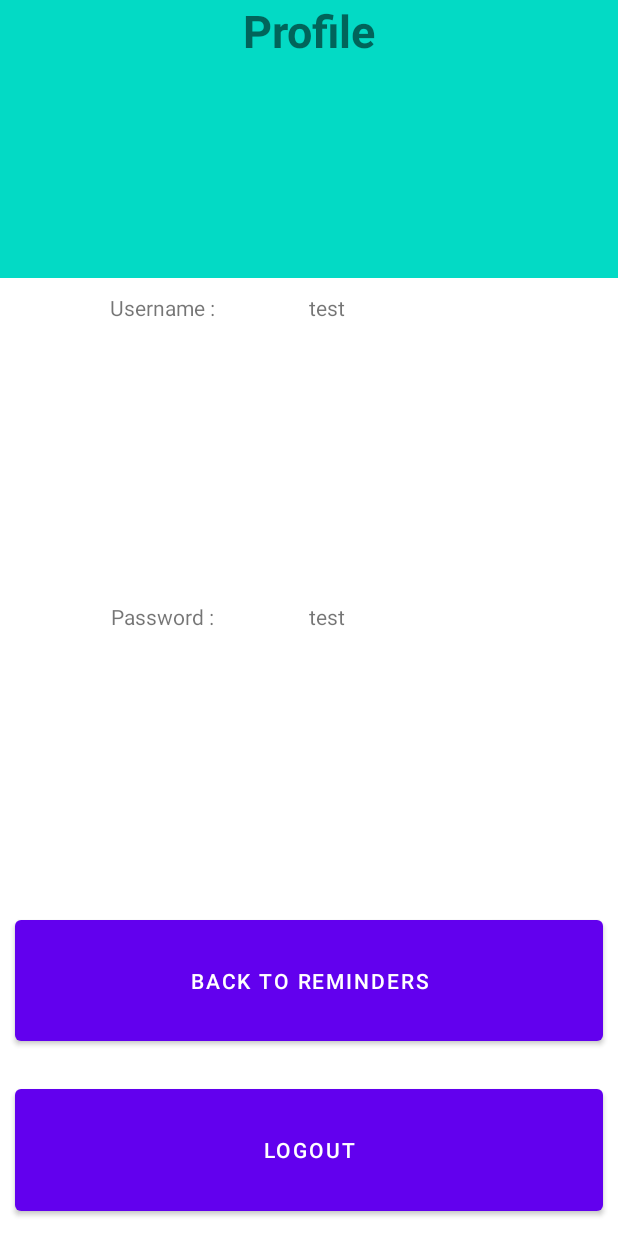
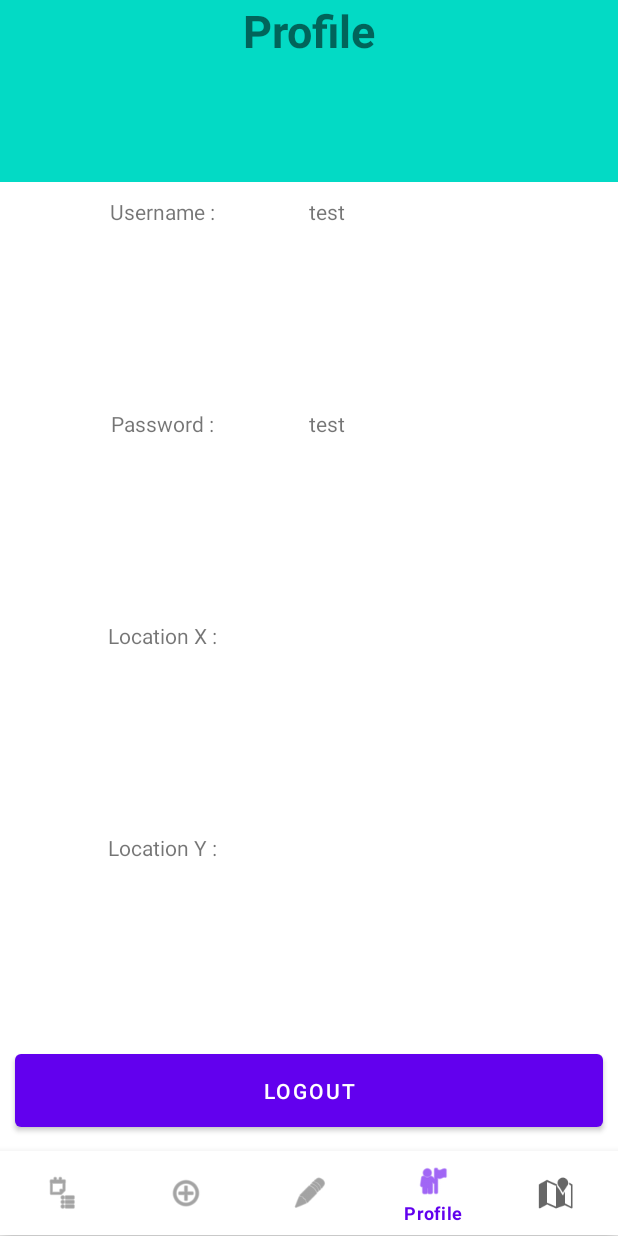
Before and after one commit to pportron/MC_Project, an Android app: the Profile screen opened directly, with no data from a screen before it, on a phone screen of 412 x 824 dp. Run offline under Robolectric (Android 15) with nearby library versions, the phone set to English and light mode, and no system bars.

Commit message:
HW4 NavBar

```diff
--- a/app/src/main/java/com/mobilecomputing/mc_project/Profile.java
+++ b/app/src/main/java/com/mobilecomputing/mc_project/Profile.java
@@ -1,20 +1,29 @@
 package com.mobilecomputing.mc_project;
 
+import androidx.annotation.NonNull;
 import androidx.appcompat.app.AppCompatActivity;
 
 import android.content.Intent;
 import android.content.SharedPreferences;
 import android.os.Bundle;
+import android.view.MenuItem;
 import android.view.View;
 import android.widget.TextView;
 
-public class Profile extends AppCompatActivity {
+import com.google.android.material.bottomnavigation.BottomNavigationView;
+
+public class Profile extends AppCompatActivity implements BottomNavigationView.OnNavigationItemSelectedListener{
 
     private SharedPreferences preferences;
     private SharedPreferences.Editor editor;
 
     private static final String KEY_USERNAME="username";
     private static final String KEY_PASSWORD="password";
+
+    private static final String KEY_LOCX="locx";
+    private static final String KEY_LOCY="locy";
+
+    BottomNavigationView bottomNavigationView;
 
     @Override
     protected void onCreate(Bundle savedInstanceState) {
@@ -23,6 +32,8 @@ public class Profile extends AppCompatActivity {
 
         TextView usernameuser = (TextView) findViewById(R.id.logusername);
         TextView passworduser = (TextView) findViewById(R.id.logpassword);
+        TextView locxuser = (TextView) findViewById(R.id.loglocx);
+        TextView locyuser = (TextView) findViewById(R.id.loglocy);
 
         preferences = getApplicationContext().getSharedPreferences("Log", 0);
         String UsernameSaved = preferences.getString(KEY_USERNAME, "");
@@ -31,15 +42,51 @@ public class Profile extends AppCompatActivity {
         usernameuser.setText(UsernameSaved);
         passworduser.setText(PasswordSaved);
 
+        preferences = getApplicationContext().getSharedPreferences("Loc", 0);
+        String LocXSaved = preferences.getString(KEY_LOCX, "");
+        String LocYSaved = preferences.getString(KEY_LOCY,"");
+
+        locxuser.setText(LocXSaved);
+        locyuser.setText(LocYSaved);
+
+        bottomNavigationView = findViewById(R.id.bottomNavigationView);
+        bottomNavigationView.setOnNavigationItemSelectedListener(this);
+        bottomNavigationView.setSelectedItemId(R.id.page_profile);
+
+    }
+
+    @Override
+    public boolean onNavigationItemSelected(@NonNull MenuItem item) {
+
+        switch (item.getItemId()) {
+            case R.id.page_rmd:
+                Intent intent3 = new Intent(this, Main.class);
+                startActivity(intent3);
+                return true;
+
+            case R.id.page_add:
+                Intent intent1 = new Intent(this, AddReminder.class);
+                startActivity(intent1);
+                return true;
+
+            case R.id.page_update:
+                Intent intent2 = new Intent(this, UpdateReminder.class);
+                startActivity(intent2);
+                return true;
+
+            case R.id.page_profile:
+                return true;
+
+            case R.id.page_map:
+                Intent intent4 = new Intent(this, MapsActivity.class);
+                startActivity(intent4);
+                return true;
+        }
+        return false;
     }
 
     public void GoToLogin(View view) {
         Intent intent = new Intent(this, Login.class);
         startActivity(intent);
     }
-
-    public void BackToMain(View view) {
-        Intent intent = new Intent(this, Main.class);
-        startActivity(intent);
-    }
 }
--- a/app/src/main/res/layout/profile.xml
+++ b/app/src/main/res/layout/profile.xml
@@ -60,14 +60,50 @@
             android:layout_weight="0.5" />
     </LinearLayout>
 
-    <Button
-        android:id="@+id/BackToMain"
+    <LinearLayout
+        android:layout_width="match_parent"
+        android:layout_height="0dp"
+        android:layout_weight="0.2"
         android:layout_margin="10dp"
+        android:orientation="horizontal">
+
+        <TextView
+            android:id="@+id/locx"
+            android:layout_width="0dp"
+            android:layout_height="match_parent"
+            android:layout_weight="0.5"
+            android:textAlignment="center"
+            android:text="Location X :" />
+
+        <TextView
+            android:id="@+id/loglocx"
+            android:layout_width="0dp"
+            android:layout_height="match_parent"
+            android:layout_weight="0.5" />
+    </LinearLayout>
+
+    <LinearLayout
         android:layout_width="match_parent"
-        android:onClick="BackToMain"
         android:layout_height="0dp"
-        android:layout_weight="0.1"
-        android:text="Back To Reminders" />
+        android:layout_weight="0.2"
+        android:layout_margin="10dp"
+        android:orientation="horizontal">
+
+        <TextView
+            android:id="@+id/locy"
+            android:layout_width="0dp"
+            android:layout_height="match_parent"
+            android:layout_weight="0.5"
+            android:textAlignment="center"
+            android:text="Location Y :" />
+
+        <TextView
+            android:id="@+id/loglocy"
+            android:layout_width="0dp"
+            android:layout_height="match_parent"
+            android:layout_weight="0.5" />
+    </LinearLayout>
+
 
     <Button
         android:id="@+id/LogoutButtP"
@@ -77,4 +113,10 @@
         android:layout_height="0dp"
         android:layout_weight="0.1"
         android:text="Logout" />
+
+    <com.google.android.material.bottomnavigation.BottomNavigationView
+        android:id="@+id/bottomNavigationView"
+        android:layout_width="match_parent"
+        android:layout_height="wrap_content"
+        app:menu="@menu/bottom_navigation_menu" />
 </LinearLayout>
--- /dev/null
+++ b/app/src/main/res/menu/bottom_navigation_menu.xml
@@ -0,0 +1,27 @@
+<menu xmlns:android="http://schemas.android.com/apk/res/android">
+    <item
+        android:id="@+id/page_rmd"
+        android:enabled="true"
+        android:icon="@android:drawable/ic_menu_agenda"
+        android:title="Reminders"/>
+    <item
+        android:id="@+id/page_add"
+        android:enabled="true"
+        android:icon="@android:drawable/ic_menu_add"
+        android:title="Add"/>
+    <item
+        android:id="@+id/page_update"
+        android:enabled="true"
+        android:icon="@android:drawable/ic_menu_edit"
+        android:title="Update"/>
+    <item
+        android:id="@+id/page_profile"
+        android:enabled="true"
+        android:icon="@android:drawable/ic_menu_myplaces"
+        android:title="Profile"/>
+    <item
+        android:id="@+id/page_map"
+        android:enabled="true"
+        android:icon="@android:drawable/ic_dialog_map"
+        android:title="Map"/>
+</menu>
```
Also changed, not shown: app/src/main/java/com/mobilecomputing/mc_project/AddReminder.java (+37 -4 lines), app/src/main/java/com/mobilecomputing/mc_project/Main.java (+39 -24 lines), app/src/main/java/com/mobilecomputing/mc_project/MapsActivity.java (+39 -3 lines), app/src/main/java/com/mobilecomputing/mc_project/UpdateReminder.java (+43 -1 lines), app/src/main/res/layout/activity_maps.xml (+17 -0 lines), app/src/main/res/layout/addremind.xml (+4 -7 lines), app/src/main/res/layout/main.xml (+11 -84 lines), app/src/main/res/layout/update_reminder.xml (+4 -8 lines).
